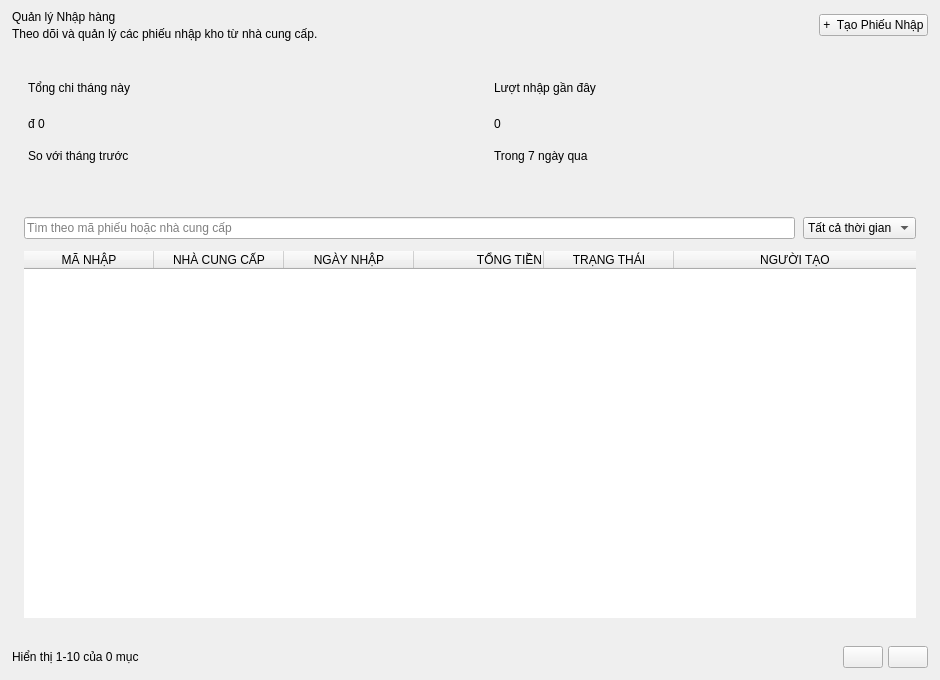
Before: the Qt Designer form src/gui/tabs/import.ui in letrankhang/Supermarket_Manager, drawn with Qt 5.
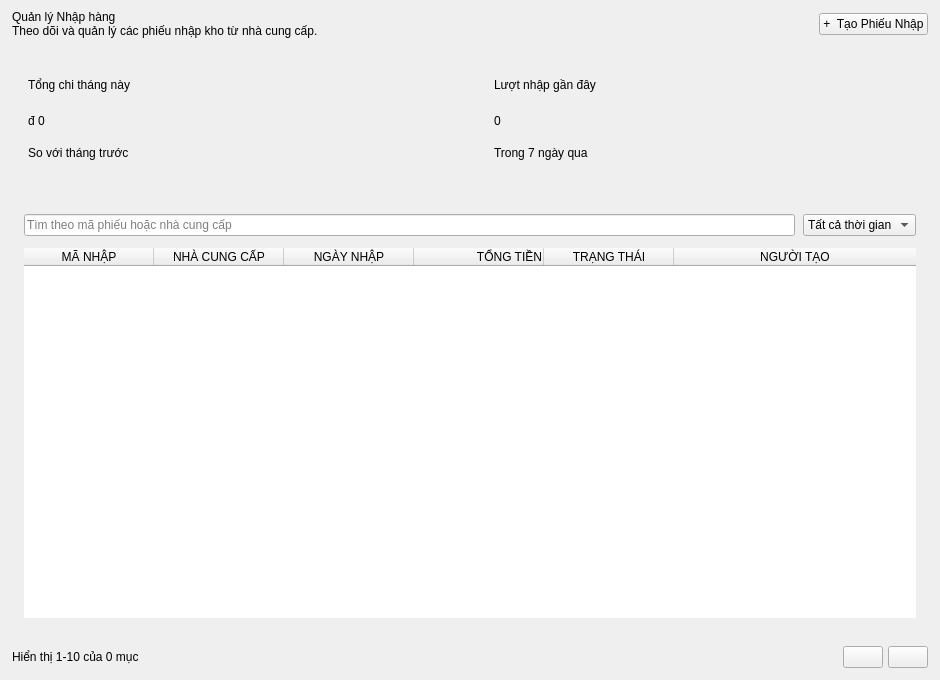
After: the same form once the commit is applied. Icons and pictures are not drawn.

```diff
--- a/src/gui/tabs/import.ui
+++ b/src/gui/tabs/import.ui
@@ -689,7 +689,7 @@
      <item>
       <layout class="QVBoxLayout" name="verticalLayout_title">
        <property name="spacing">
-        <number>3</number>
+        <number>0</number>
        </property>
        <item>
         <widget class="QLabel" name="lblTitle">
```
